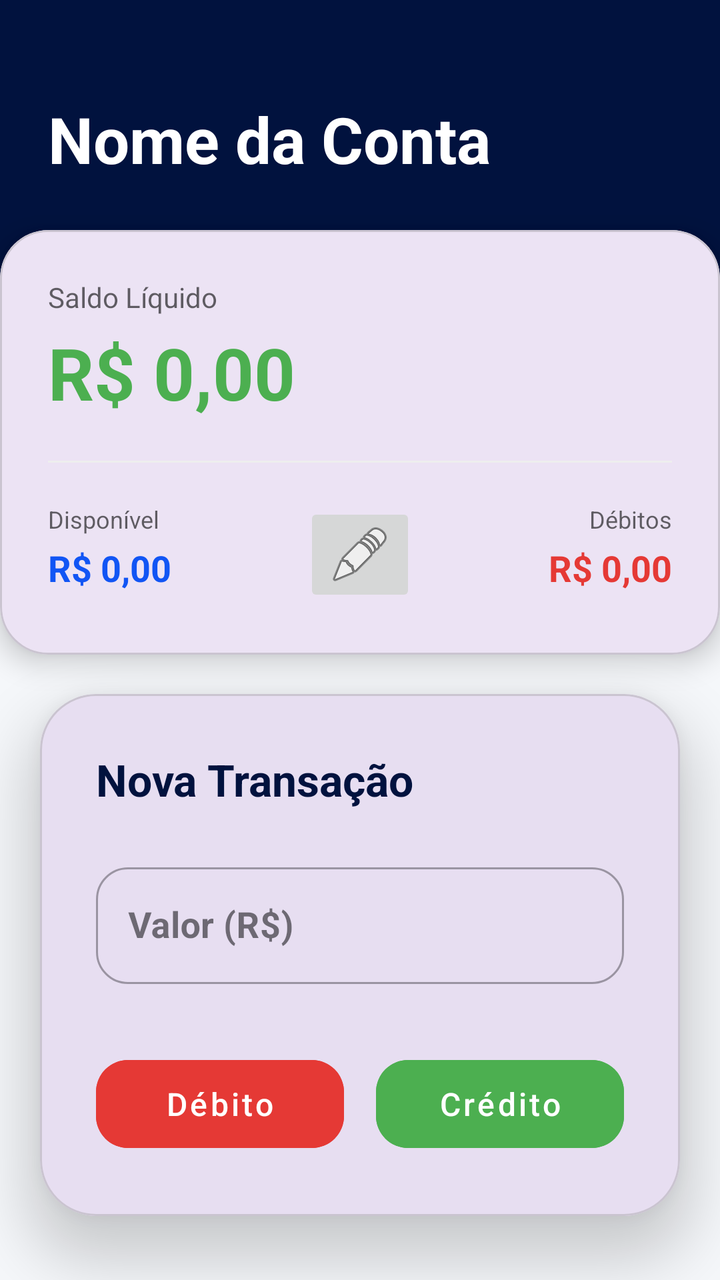
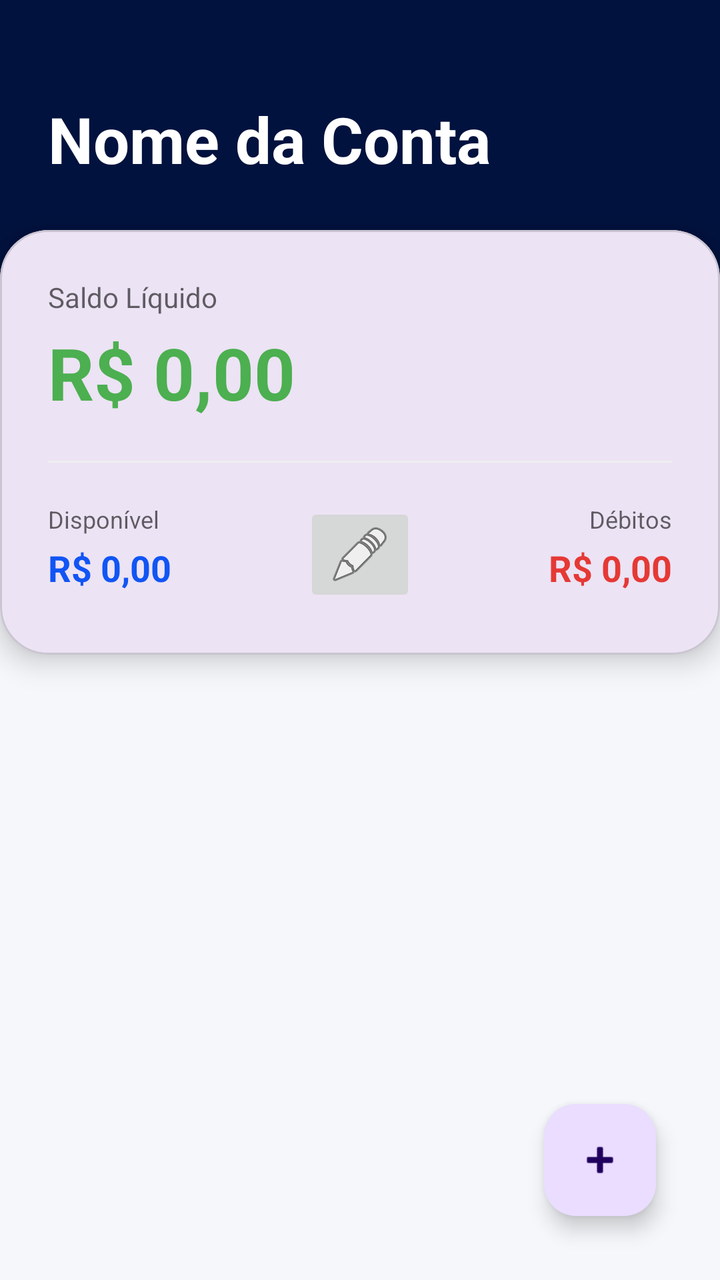

An Android layout rendered at two revisions. The XML below is the earlier revision; the diff shows what the commit changed to produce the second picture.
<!-- AndroidManifest.xml: application theme Theme.MeuControleFinaceiro -->
<!-- res/layout/fragment_fragmentbanco_aberto.xml -->
<?xml version="1.0" encoding="utf-8"?>
<androidx.constraintlayout.widget.ConstraintLayout xmlns:android="http://schemas.android.com/apk/res/android"
    xmlns:app="http://schemas.android.com/apk/res-auto"
    xmlns:tools="http://schemas.android.com/tools"
    android:layout_width="match_parent"
    android:layout_height="match_parent"
    android:background="#F5F7FA"
    android:visibility="visible"
    tools:context=".ui.bancoAberto.BancoAbertoFragment">

    
    <View
        android:id="@+id/viewHeaderBackground"
        android:layout_width="match_parent"
        android:layout_height="200dp"
        android:background="@color/azul2"
        android:visibility="visible"
        app:layout_constraintTop_toTopOf="parent" />

    <TextView
        android:id="@+id/textNomeConta"
        android:layout_width="0dp"
        android:layout_height="wrap_content"
        android:layout_marginStart="24dp"
        android:layout_marginTop="48dp"
        android:layout_marginEnd="24dp"
        android:text="Nome da Conta"
        android:textColor="@color/white"
        android:textSize="32sp"
        android:textStyle="bold"
        android:visibility="visible"
        app:layout_constraintEnd_toEndOf="parent"
        app:layout_constraintStart_toStartOf="parent"
        app:layout_constraintTop_toTopOf="parent" />

    
    <com.google.android.material.card.MaterialCardView
        android:id="@+id/cardInfo"
        android:layout_width="match_parent"
        android:layout_height="wrap_content"
        android:layout_marginTop="24dp"
        android:visibility="visible"
        app:cardCornerRadius="24dp"
        app:cardElevation="8dp"
        app:layout_constraintTop_toBottomOf="@id/textNomeConta"
        tools:layout_editor_absoluteX="20dp"
        tools:visibility="visible">

        <androidx.constraintlayout.widget.ConstraintLayout
            android:layout_width="match_parent"
            android:layout_height="wrap_content"
            android:padding="24dp">

            <TextView
                android:id="@+id/textView4"
                android:layout_width="wrap_content"
                android:layout_height="wrap_content"
                android:alpha="0.6"
                android:text="Saldo Líquido"
                android:textColor="@color/black"
                android:textSize="14sp"
                app:layout_constraintStart_toStartOf="parent"
                app:layout_constraintTop_toTopOf="parent" />

            <TextView
                android:id="@+id/textSaldoLiq"
                android:layout_width="wrap_content"
                android:layout_height="wrap_content"
                android:layout_marginTop="4dp"
                android:text="R$ 0,00"
                android:textColor="@color/verde"
                android:textSize="36sp"
                android:textStyle="bold"
                app:layout_constraintStart_toStartOf="parent"
                app:layout_constraintTop_toBottomOf="@id/textView4" />

            <View
                android:id="@+id/cardDivider"
                android:layout_width="match_parent"
                android:layout_height="1dp"
                android:layout_marginTop="20dp"
                android:background="#EEEEEE"
                app:layout_constraintTop_toBottomOf="@id/textSaldoLiq" />

            <LinearLayout
                android:id="@+id/linearLayout2"
                android:layout_width="match_parent"
                android:layout_height="wrap_content"
                android:layout_marginTop="20dp"
                android:baselineAligned="false"
                android:orientation="horizontal"
                app:layout_constraintTop_toBottomOf="@id/cardDivider"
                tools:layout_editor_absoluteX="24dp">

                <LinearLayout
                    android:layout_width="0dp"
                    android:layout_height="wrap_content"
                    android:layout_weight="1"
                    android:orientation="vertical">

                    <TextView
                        android:id="@+id/textView5"
                        android:layout_width="wrap_content"
                        android:layout_height="wrap_content"
                        android:alpha="0.6"
                        android:text="Disponível"
                        android:textColor="@color/black"
                        android:textSize="12sp" />

                    <TextView
                        android:id="@+id/textSaldoDisponivel"
                        android:layout_width="wrap_content"
                        android:layout_height="wrap_content"
                        android:layout_marginTop="4dp"
                        android:text="R$ 0,00"
                        android:textColor="@color/azul"
                        android:textSize="18sp"
                        android:textStyle="bold" />

                    <EditText
                        android:id="@+id/editSaldo"
                        android:layout_width="wrap_content"
                        android:layout_height="wrap_content"
                        android:layout_marginBottom="16dp"
                        android:ems="10"
                        android:hint="@string/valor"
                        android:inputType="number"
                        android:visibility="gone"
                        tools:visibility="visible" />

                </LinearLayout>

                <ImageButton
                    android:id="@+id/btnConfirmarSaldo"
                    android:layout_width="wrap_content"
                    android:layout_height="match_parent"
                    android:src="?android:attr/textCheckMark"
                    android:visibility="gone"
                    tools:visibility="visible" />

                <ImageButton
                    android:id="@+id/btnEditSaldo"
                    android:layout_width="wrap_content"
                    android:layout_height="wrap_content"
                    android:src="@android:drawable/ic_menu_edit" />

                <LinearLayout
                    android:layout_width="0dp"
                    android:layout_height="wrap_content"
                    android:layout_weight="1"
                    android:gravity="end"
                    android:orientation="vertical">

                    <TextView
                        android:id="@+id/textView8"
                        android:layout_width="wrap_content"
                        android:layout_height="wrap_content"
                        android:alpha="0.6"
                        android:text="Débitos"
                        android:textColor="@color/black"
                        android:textSize="12sp" />

                    <TextView
                        android:id="@+id/textDebitos"
                        android:layout_width="wrap_content"
                        android:layout_height="wrap_content"
                        android:layout_marginTop="4dp"
                        android:text="R$ 0,00"
                        android:textColor="@color/red"
                        android:textSize="18sp"
                        android:textStyle="bold" />
                </LinearLayout>

            </LinearLayout>

        </androidx.constraintlayout.widget.ConstraintLayout>
    </com.google.android.material.card.MaterialCardView>

    
    <com.google.android.material.card.MaterialCardView
        android:id="@+id/adTrazacao"
        android:layout_width="match_parent"
        android:layout_height="wrap_content"
        android:layout_marginStart="20dp"
        android:layout_marginEnd="20dp"
        android:layout_marginBottom="32dp"
        android:visibility="visible"
        app:cardCornerRadius="28dp"
        app:cardElevation="16dp"
        app:layout_constraintBottom_toBottomOf="parent"
        app:layout_constraintEnd_toEndOf="parent"
        app:layout_constraintStart_toStartOf="parent">

        <androidx.constraintlayout.widget.ConstraintLayout
            android:layout_width="match_parent"
            android:layout_height="wrap_content"
            android:padding="28dp">

            <TextView
                android:id="@+id/textView2"
                android:layout_width="wrap_content"
                android:layout_height="wrap_content"
                android:text="@string/string_adTrazacao_title"
                android:textColor="@color/azul2"
                android:textSize="22sp"
                android:textStyle="bold"
                app:layout_constraintStart_toStartOf="parent"
                app:layout_constraintTop_toTopOf="parent" />

            <com.google.android.material.textfield.TextInputLayout
                android:id="@+id/tilValor"
                style="@style/Widget.MaterialComponents.TextInputLayout.OutlinedBox"
                android:layout_width="match_parent"
                android:layout_height="wrap_content"
                android:layout_marginTop="24dp"
                android:hint="@string/valor"
                app:boxCornerRadiusBottomEnd="16dp"
                app:boxCornerRadiusBottomStart="16dp"
                app:boxCornerRadiusTopEnd="16dp"
                app:boxCornerRadiusTopStart="16dp"
                app:layout_constraintTop_toBottomOf="@id/textView2"
                app:prefixText="R$ "
                app:prefixTextColor="@color/azul">

                <com.google.android.material.textfield.TextInputEditText
                    android:id="@+id/editTextValor"
                    android:layout_width="match_parent"
                    android:layout_height="wrap_content"
                    android:inputType="numberDecimal"
                    android:textColor="@color/black"
                    android:textSize="18sp"
                    android:textStyle="bold" />
            </com.google.android.material.textfield.TextInputLayout>

            <com.google.android.material.button.MaterialButton
                android:id="@+id/btnDebito"
                style="@style/Widget.MaterialComponents.Button.UnelevatedButton"
                android:layout_width="0dp"
                android:layout_height="56dp"
                android:layout_marginTop="32dp"
                android:layout_marginEnd="8dp"
                android:backgroundTint="@color/red"
                android:text="@string/debito"
                android:textAllCaps="false"
                android:textSize="16sp"
                app:cornerRadius="16dp"
                app:layout_constraintEnd_toStartOf="@+id/btnCredito"
                app:layout_constraintStart_toStartOf="parent"
                app:layout_constraintTop_toBottomOf="@id/tilValor" />

            <com.google.android.material.button.MaterialButton
                android:id="@+id/btnCredito"
                style="@style/Widget.MaterialComponents.Button.UnelevatedButton"
                android:layout_width="0dp"
                android:layout_height="56dp"
                android:layout_marginStart="8dp"
                android:backgroundTint="@color/verde"
                android:text="@string/credito"
                android:textAllCaps="false"
                android:textSize="16sp"
                app:cornerRadius="16dp"
                app:layout_constraintBottom_toBottomOf="@+id/btnDebito"
                app:layout_constraintEnd_toEndOf="parent"
                app:layout_constraintStart_toEndOf="@+id/btnDebito"
                app:layout_constraintTop_toTopOf="@+id/btnDebito" />

        </androidx.constraintlayout.widget.ConstraintLayout>
    </com.google.android.material.card.MaterialCardView>

    <ProgressBar
        android:id="@+id/progressBarBancoAberto"
        style="?android:attr/progressBarStyle"
        android:layout_width="wrap_content"
        android:layout_height="wrap_content"
        android:elevation="20dp"
        android:visibility="gone"
        app:layout_constraintBottom_toBottomOf="parent"
        app:layout_constraintEnd_toEndOf="parent"
        app:layout_constraintStart_toStartOf="parent"
        app:layout_constraintTop_toTopOf="parent" />

</androidx.constraintlayout.widget.ConstraintLayout>
<!-- resources referenced by this layout -->
<resources>
  <color name="azul">#1155F4</color>
  <color name="azul2">#01123E</color>
  <color name="black">#FF000000</color>
  <color name="red">#E53935</color>
  <color name="verde">#4CAF50</color>
  <color name="white">#FFFFFFFF</color>
  <string name="credito">Crédito</string>
  <string name="debito">Débito</string>
  <string name="string_adTrazacao_title">Nova Transação</string>
  <string name="valor">Valor (R$)</string>
  <style name="Theme.MeuControleFinaceiro" parent="Base.Theme.MeuControleFinaceiro" />
  <style name="Base.Theme.MeuControleFinaceiro" parent="Theme.Material3.DayNight.NoActionBar">
          
  
  
      </style>
</resources>

<!-- the commit's change to res/layout/fragment_fragmentbanco_aberto.xml (unified diff, before → after) -->
@@ -9,6 +9,7 @@
     tools:context=".ui.bancoAberto.BancoAbertoFragment">
 
     
+
     <View
         android:id="@+id/viewHeaderBackground"
         android:layout_width="match_parent"
@@ -184,12 +185,13 @@
         android:layout_marginStart="20dp"
         android:layout_marginEnd="20dp"
         android:layout_marginBottom="32dp"
-        android:visibility="visible"
+        android:visibility="gone"
         app:cardCornerRadius="28dp"
         app:cardElevation="16dp"
         app:layout_constraintBottom_toBottomOf="parent"
         app:layout_constraintEnd_toEndOf="parent"
-        app:layout_constraintStart_toStartOf="parent">
+        app:layout_constraintStart_toStartOf="parent"
+        tools:visibility="gone">
 
         <androidx.constraintlayout.widget.ConstraintLayout
             android:layout_width="match_parent"
@@ -208,17 +210,33 @@
                 app:layout_constraintTop_toTopOf="parent" />
 
             <com.google.android.material.textfield.TextInputLayout
+                android:id="@+id/tillDescricao"
+                android:layout_width="match_parent"
+                android:layout_height="wrap_content"
+                android:hint="@string/descricaoHistorico"
+                app:layout_constraintBottom_toTopOf="@+id/tilValor"
+                app:layout_constraintTop_toBottomOf="@+id/textView2"
+                tools:layout_editor_absoluteX="28dp">
+
+                <com.google.android.material.textfield.TextInputEditText
+                    android:id="@+id/editDescricao"
+                    android:layout_width="match_parent"
+                    android:layout_height="wrap_content" />
+            </com.google.android.material.textfield.TextInputLayout>
+
+            <com.google.android.material.textfield.TextInputLayout
                 android:id="@+id/tilValor"
                 style="@style/Widget.MaterialComponents.TextInputLayout.OutlinedBox"
                 android:layout_width="match_parent"
                 android:layout_height="wrap_content"
-                android:layout_marginTop="24dp"
                 android:hint="@string/valor"
                 app:boxCornerRadiusBottomEnd="16dp"
                 app:boxCornerRadiusBottomStart="16dp"
                 app:boxCornerRadiusTopEnd="16dp"
                 app:boxCornerRadiusTopStart="16dp"
-                app:layout_constraintTop_toBottomOf="@id/textView2"
+                app:layout_constraintEnd_toEndOf="parent"
+                app:layout_constraintStart_toStartOf="parent"
+                app:layout_constraintTop_toBottomOf="@+id/tillDescricao"
                 app:prefixText="R$ "
                 app:prefixTextColor="@color/azul">
 
@@ -264,6 +282,16 @@
                 app:layout_constraintStart_toEndOf="@+id/btnDebito"
                 app:layout_constraintTop_toTopOf="@+id/btnDebito" />
 
+            <ImageButton
+                android:id="@+id/btnClose"
+                android:layout_width="wrap_content"
+                android:layout_height="0dp"
+                android:background="@android:color/transparent"
+                android:scrollbarSize="3dp"
+                android:src="@android:drawable/ic_menu_close_clear_cancel"
+                app:layout_constraintEnd_toEndOf="parent"
+                app:layout_constraintTop_toTopOf="parent" />
+
         </androidx.constraintlayout.widget.ConstraintLayout>
     </com.google.android.material.card.MaterialCardView>
 
@@ -279,4 +307,78 @@
         app:layout_constraintStart_toStartOf="parent"
         app:layout_constraintTop_toTopOf="parent" />
 
+    <androidx.recyclerview.widget.RecyclerView
+        android:id="@+id/recycleTranzacoes"
+        android:layout_width="0dp"
+        android:layout_height="0dp"
+        app:layout_constraintBottom_toBottomOf="parent"
+        app:layout_constraintEnd_toEndOf="parent"
+        app:layout_constraintStart_toStartOf="parent"
+        app:layout_constraintTop_toBottomOf="@+id/cardInfo"
+        tools:listitem="@layout/item_tranzacao" />
+
+    <com.google.android.material.floatingactionbutton.FloatingActionButton
+        android:id="@+id/floatAddTranzacao"
+        android:layout_width="wrap_content"
+        android:layout_height="wrap_content"
+        android:layout_marginEnd="32dp"
+        android:layout_marginBottom="32dp"
+        android:clickable="true"
+        android:src="@android:drawable/ic_input_add"
+        app:layout_constraintBottom_toBottomOf="parent"
+        app:layout_constraintEnd_toEndOf="parent" />
+
 </androidx.constraintlayout.widget.ConstraintLayout>
+<!-- res/layout/item_tranzacao.xml (included above) -->
+<?xml version="1.0" encoding="utf-8"?>
+<androidx.constraintlayout.widget.ConstraintLayout xmlns:android="http://schemas.android.com/apk/res/android"
+    xmlns:app="http://schemas.android.com/apk/res-auto"
+    xmlns:tools="http://schemas.android.com/tools"
+    android:id="@+id/fundo"
+    android:layout_width="match_parent"
+    android:layout_height="wrap_content"
+    android:background="@color/debitoColor">
+
+    <TextView
+        android:id="@+id/textValorTranzacao"
+        android:layout_width="wrap_content"
+        android:layout_height="wrap_content"
+        android:layout_marginStart="8dp"
+        android:layout_marginTop="16dp"
+        android:text="-R$ 52,00"
+        android:textColor="@color/verde"
+        android:textSize="24sp"
+        android:textStyle="bold"
+        app:layout_constraintStart_toStartOf="parent"
+        app:layout_constraintTop_toTopOf="parent" />
+
+    <TextView
+        android:id="@+id/textDescricaoTranzacao"
+        android:layout_width="wrap_content"
+        android:layout_height="wrap_content"
+        android:layout_marginStart="8dp"
+        android:text="Compra em supermercado"
+        app:layout_constraintStart_toStartOf="@+id/textValorTranzacao"
+        app:layout_constraintTop_toBottomOf="@+id/textValorTranzacao" />
+
+    <TextView
+        android:id="@+id/textTipoTranzacao"
+        android:layout_width="wrap_content"
+        android:layout_height="wrap_content"
+        android:layout_marginEnd="8dp"
+        android:text="DEBITO"
+        android:textColor="@color/red"
+        android:textStyle="bold"
+        app:layout_constraintBottom_toBottomOf="@+id/textValorTranzacao"
+        app:layout_constraintEnd_toEndOf="parent"
+        app:layout_constraintTop_toTopOf="@+id/textValorTranzacao" />
+
+    <TextView
+        android:id="@+id/textDataTranzacao"
+        android:layout_width="wrap_content"
+        android:layout_height="wrap_content"
+        android:text="21/07/2026"
+        android:textStyle="bold"
+        app:layout_constraintStart_toStartOf="@+id/textDescricaoTranzacao"
+        app:layout_constraintTop_toBottomOf="@+id/textDescricaoTranzacao" />
+</androidx.constraintlayout.widget.ConstraintLayout>
<!-- resource entries referenced after the edit -->
@@ -3,11 +3,13 @@
   <color name="azul">#1155F4</color>
   <color name="azul2">#01123E</color>
   <color name="black">#FF000000</color>
+  <color name="debitoColor">#18E70303</color>
   <color name="red">#E53935</color>
   <color name="verde">#4CAF50</color>
   <color name="white">#FFFFFFFF</color>
   <string name="credito">Crédito</string>
   <string name="debito">Débito</string>
+  <string name="descricaoHistorico">Descrição (Opicional)</string>
   <string name="string_adTrazacao_title">Nova Transação</string>
   <string name="valor">Valor (R$)</string>
   <style name="Theme.MeuControleFinaceiro" parent="Base.Theme.MeuControleFinaceiro" />
